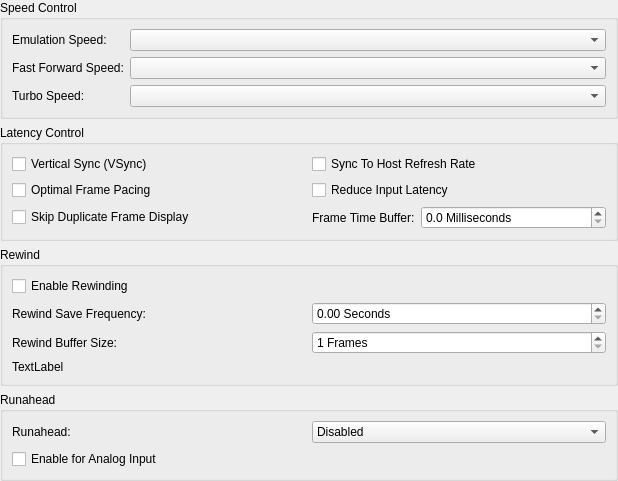
The window that src/duckstation-qt/emulationsettingswidget.ui (stenzek/duckstation) describes before a commit, drawn with Qt 5.
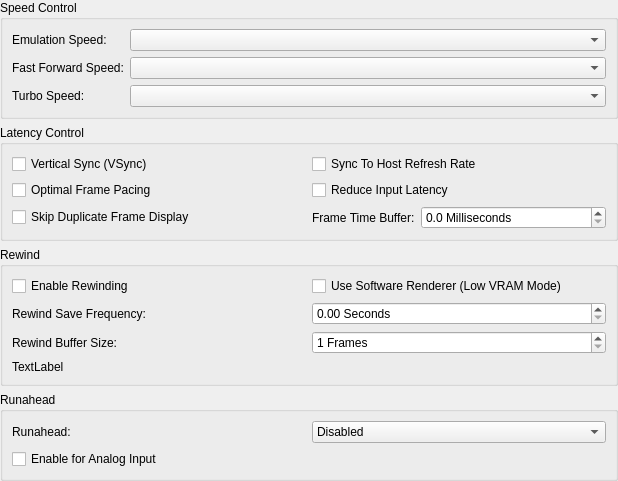
The same window after the commit.

Commit message:
System: Add 'Low VRAM' rewind mode
i.e. use the software renderer for rewinding instead.

Works fairly well, and takes away the VRAM hit when upscaling.

What changed in the file:
```diff
--- a/src/duckstation-qt/emulationsettingswidget.ui
+++ b/src/duckstation-qt/emulationsettingswidget.ui
@@ -186,13 +186,20 @@
         </property>
        </widget>
       </item>
-      <item row="0" column="0" colspan="2">
+      <item row="0" column="0">
        <widget class="QCheckBox" name="rewindEnable">
         <property name="text">
          <string>Enable Rewinding</string>
         </property>
        </widget>
       </item>
+      <item row="0" column="1">
+       <widget class="QCheckBox" name="useSoftwareRendererForMemoryStates">
+        <property name="text">
+         <string>Use Software Renderer (Low VRAM Mode)</string>
+        </property>
+       </widget>
+      </item>
      </layout>
     </widget>
    </item>
```
The commit also changes 10 other files.
